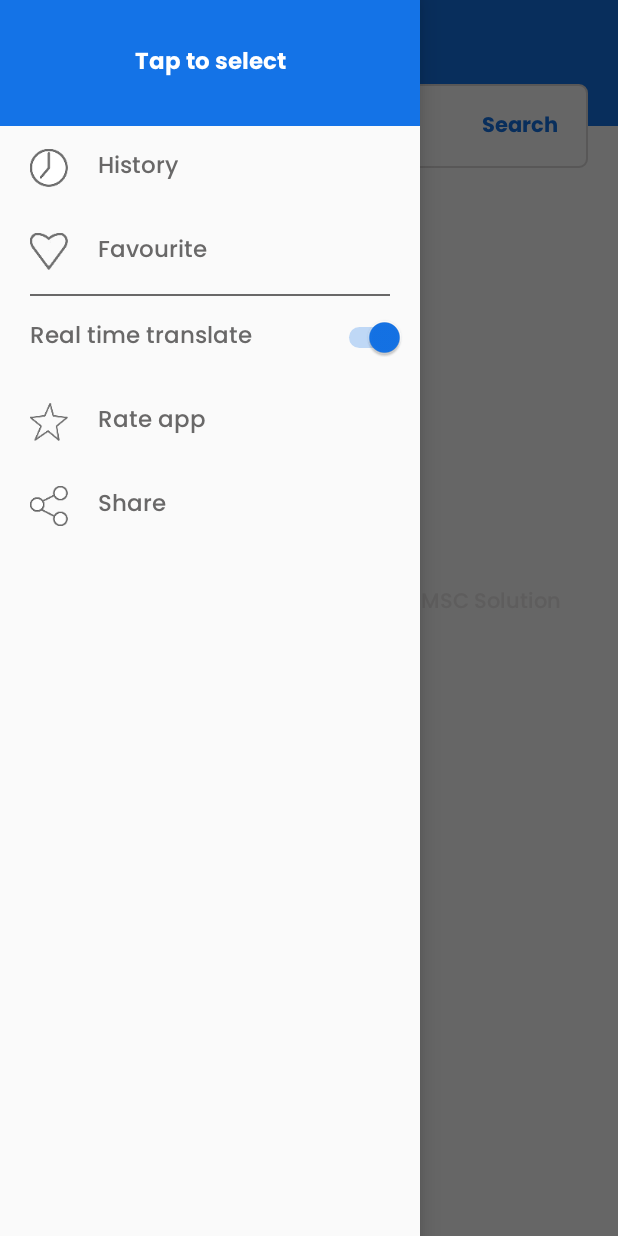
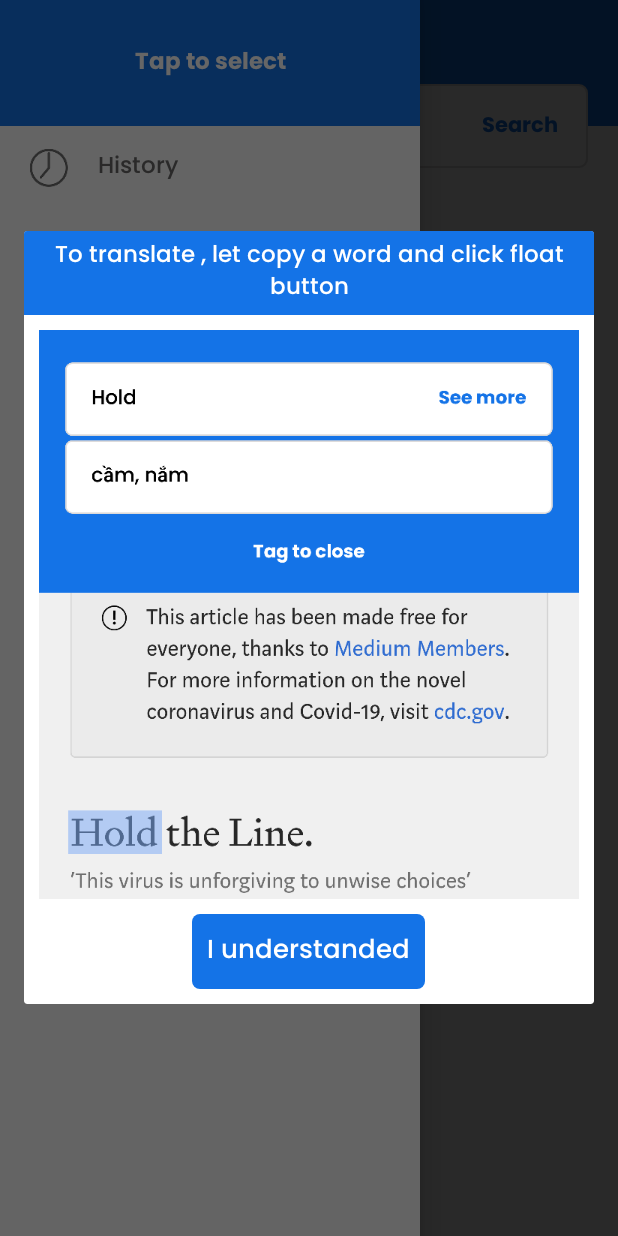
Before and after one commit to votaminh/mscDictionary, an Android app: the MainActivity screen opened directly, with no data from a screen before it, after a tap on "Real time translate", on a phone screen of 412 x 824 dp. Run offline under Robolectric (Android 15) with nearby library versions, the phone set to English and light mode, and no system bars; 3 other taps on this screen came first.

Commit message:
turn off/ on float

```diff
--- a/app/src/main/java/com/msc/mscdictionary/activity/MainActivity.java
+++ b/app/src/main/java/com/msc/mscdictionary/activity/MainActivity.java
@@ -1,6 +1,5 @@
 package com.msc.mscdictionary.activity;
 
-import android.animation.ValueAnimator;
 import android.app.Activity;
 import android.app.AlertDialog;
 import android.content.Context;
@@ -11,7 +10,6 @@
 import android.os.Handler;
 import android.os.Looper;
 import android.provider.Settings;
-import android.util.TypedValue;
 import android.view.Gravity;
 import android.view.View;
 import android.view.ViewTreeObserver;
@@ -25,7 +23,6 @@
 import android.widget.RelativeLayout;
 import android.widget.Switch;
 import android.widget.TextView;
-import android.widget.Toast;
 
 import androidx.annotation.NonNull;
 import androidx.annotation.Nullable;
@@ -80,6 +77,7 @@
     OffFavouriteDAO favouriteDAO;
     OffHistoryDAO historyDAO;
     private String enInput = "";
+    private AlertDialog dialogTutorial;
 
     @Override
     public int resLayoutId() {
@@ -114,7 +112,6 @@
 
         disableScrollAppbar();
         openTranslateFragment();
-        askForSystemOverlayPermission();
 //        showDialogDownloadData();
 
         wordDAO = new OffWordDAO(this);
@@ -160,6 +157,7 @@
         llFloat.setOnClickListener(v -> {
             swFloat.toggle();
             if(swFloat.isChecked()){
+                askForSystemOverlayPermission();
                 enableServiceFloat();
                 SharePreferenceUtil.saveBooleanPereferences(this,Constant.ENABLE_FLOAT, true);
             }else {
@@ -380,9 +378,30 @@
 
     private void askForSystemOverlayPermission() {
         if (Build.VERSION.SDK_INT >= Build.VERSION_CODES.M && !Settings.canDrawOverlays(this)) {
-            Intent intent = new Intent(Settings.ACTION_MANAGE_OVERLAY_PERMISSION, Uri.parse("package:" + getPackageName()));
-            startActivityForResult(intent, DRAW_OVER_OTHER_APP_PERMISSION);
+            showDialogTutorial();
         }
+    }
+
+    private void showDialogTutorial() {
+        AlertDialog.Builder builder = new AlertDialog.Builder(this);
+        View view = getLayoutInflater().inflate(R.layout.dialog_tutorial, null);
+        builder.setView(view);
+
+        dialogTutorial = builder.create();
+        dialogTutorial.show();
+        dialogTutorial.setCancelable(false);
+
+        TextView tvUnderstand = view.findViewById(R.id.btnUnderstand);
+        tvUnderstand.setOnClickListener(v -> {
+            dialogTutorial.dismiss();
+            goToSettingPermission();
+        });
+
+    }
+
+    private void goToSettingPermission() {
+        Intent intent = new Intent(Settings.ACTION_MANAGE_OVERLAY_PERMISSION, Uri.parse("package:" + getPackageName()));
+        startActivityForResult(intent, DRAW_OVER_OTHER_APP_PERMISSION);
     }
 
     public void search(String en) {
--- /dev/null
+++ b/app/src/main/res/drawable/bg_understand.xml
@@ -0,0 +1,6 @@
+<?xml version="1.0" encoding="utf-8"?>
+<shape xmlns:android="http://schemas.android.com/apk/res/android">
+
+    <solid android:color="@color/colorPrimary"/>
+    <corners android:radius="5dp"/>
+</shape>
--- /dev/null
+++ b/app/src/main/res/layout/dialog_tutorial.xml
@@ -0,0 +1,45 @@
+<?xml version="1.0" encoding="utf-8"?>
+<RelativeLayout
+    xmlns:android="http://schemas.android.com/apk/res/android" android:layout_width="match_parent"
+    android:layout_height="match_parent">
+
+    <TextView
+        android:id="@+id/text"
+        android:layout_width="match_parent"
+        android:layout_height="@dimen/height_header"
+        android:text="@string/tutorial"
+        android:fontFamily="@font/poppins_medium"
+        android:gravity="center"
+        android:textSize="15sp"
+        android:textColor="@color/white"
+        android:background="@color/colorPrimary"
+        />
+
+    <ImageView
+        android:id="@+id/imv"
+        android:layout_below="@id/text"
+        android:layout_width="match_parent"
+        android:layout_marginLeft="@dimen/margin_small"
+        android:layout_marginRight="@dimen/margin_small"
+        android:layout_height="wrap_content"
+        android:src="@drawable/imag_tutorial"
+        android:layout_centerHorizontal="true"
+        android:layout_marginTop="@dimen/margin_small"
+        />
+
+    <TextView
+        android:id="@+id/btnUnderstand"
+        android:layout_width="wrap_content"
+        android:layout_height="wrap_content"
+        android:text="@string/understand"
+        android:layout_centerHorizontal="true"
+        android:layout_below="@id/imv"
+        android:textSize="17sp"
+        android:padding="10dp"
+        android:background="@drawable/bg_understand"
+        android:textColor="@color/white"
+        android:fontFamily="@font/poppins_medium"
+        android:layout_marginTop="10dp"
+        android:layout_marginBottom="10dp"
+        />
+</RelativeLayout>
--- a/app/src/main/res/values/strings.xml
+++ b/app/src/main/res/values/strings.xml
@@ -43,4 +43,6 @@
     <string name="error_no_found">no found, please try another. If this word have mine we will update soon</string>
     <string name="see_more_mean">See more</string>
     <string name="turn_float">Real time translate</string>
+    <string name="tutorial">To translate , let copy a word and click float button</string>
+    <string name="understand">I understanded</string>
 </resources>
```
Also changed, not shown: app/src/main/res/drawable-xxxhdpi/imag_tutorial.png (added).
